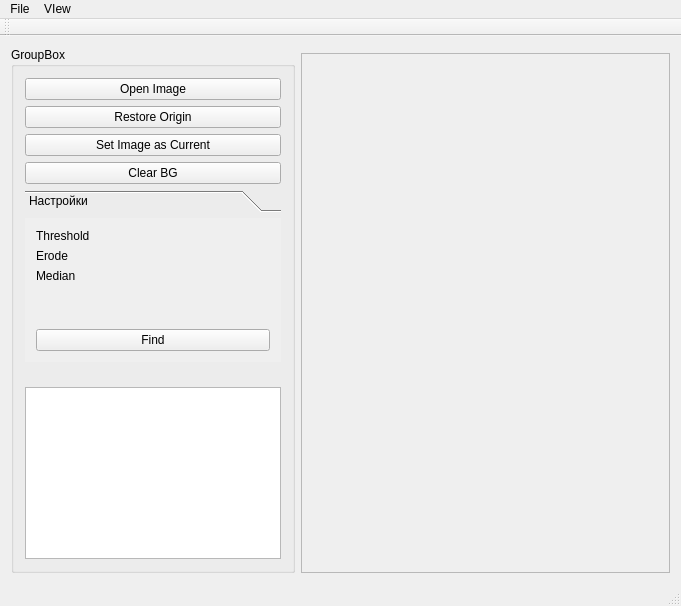
SevenLines/Liquor, file mainwindow.ui: the form before one commit.
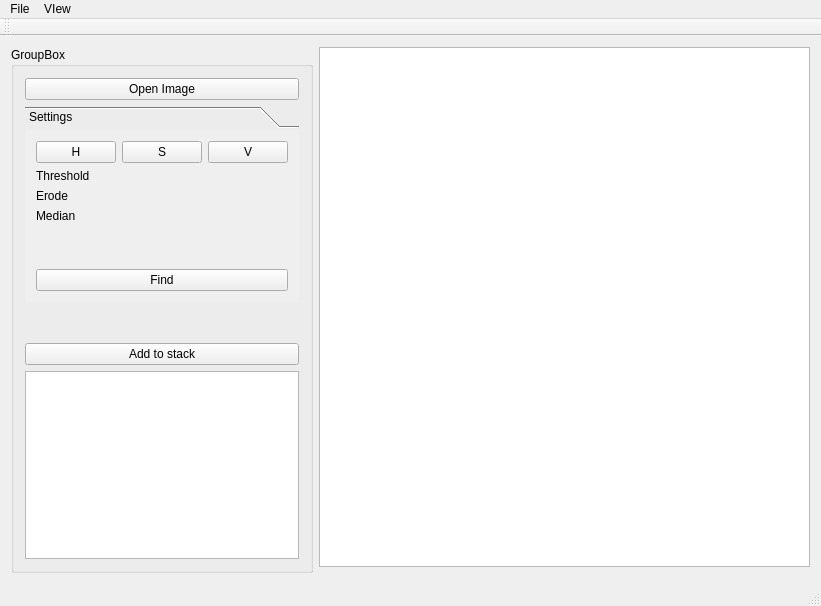
The form after the commit. Custom widgets are drawn as their Qt base class.

Commit message: add zoom, and fot to screen image

The edit to the form file:
```diff
--- a/mainwindow.ui
+++ b/mainwindow.ui
@@ -6,7 +6,7 @@
    <rect>
     <x>0</x>
     <y>0</y>
-    <width>681</width>
+    <width>821</width>
     <height>606</height>
    </rect>
   </property>
@@ -14,105 +14,24 @@
    <string>MainWindow</string>
   </property>
   <widget class="QWidget" name="centralWidget">
+   <property name="sizePolicy">
+    <sizepolicy hsizetype="Minimum" vsizetype="Preferred">
+     <horstretch>0</horstretch>
+     <verstretch>0</verstretch>
+    </sizepolicy>
+   </property>
    <layout class="QGridLayout" name="gridLayout">
-    <item row="1" column="1">
-     <widget class="QScrollArea" name="scrollArea">
-      <property name="widgetResizable">
-       <bool>true</bool>
-      </property>
-      <widget class="QWidget" name="scrollAreaWidgetContents">
-       <property name="geometry">
-        <rect>
-         <x>0</x>
-         <y>0</y>
-         <width>375</width>
-         <height>520</height>
-        </rect>
-       </property>
-       <layout class="QGridLayout" name="gridLayout_3">
-        <item row="1" column="1">
-         <widget class="QLabelImage" name="lblImage">
-          <property name="mouseTracking">
-           <bool>true</bool>
-          </property>
-          <property name="contextMenuPolicy">
-           <enum>Qt::ActionsContextMenu</enum>
-          </property>
-          <property name="text">
-           <string/>
-          </property>
-          <property name="scaledContents">
-           <bool>true</bool>
-          </property>
-         </widget>
-        </item>
-        <item row="0" column="1">
-         <spacer name="verticalSpacer_3">
-          <property name="orientation">
-           <enum>Qt::Vertical</enum>
-          </property>
-          <property name="sizeHint" stdset="0">
-           <size>
-            <width>20</width>
-            <height>40</height>
-           </size>
-          </property>
-         </spacer>
-        </item>
-        <item row="1" column="0">
-         <spacer name="horizontalSpacer_2">
-          <property name="orientation">
-           <enum>Qt::Horizontal</enum>
-          </property>
-          <property name="sizeHint" stdset="0">
-           <size>
-            <width>40</width>
-            <height>20</height>
-           </size>
-          </property>
-         </spacer>
-        </item>
-        <item row="3" column="1">
-         <spacer name="verticalSpacer_2">
-          <property name="orientation">
-           <enum>Qt::Vertical</enum>
-          </property>
-          <property name="sizeHint" stdset="0">
-           <size>
-            <width>20</width>
-            <height>234</height>
-           </size>
-          </property>
-         </spacer>
-        </item>
-        <item row="1" column="2">
-         <spacer name="horizontalSpacer">
-          <property name="orientation">
-           <enum>Qt::Horizontal</enum>
-          </property>
-          <property name="sizeHint" stdset="0">
-           <size>
-            <width>264</width>
-            <height>20</height>
-           </size>
-          </property>
-         </spacer>
-        </item>
-       </layout>
-      </widget>
-     </widget>
-    </item>
     <item row="0" column="0" rowspan="2">
      <widget class="QGroupBox" name="groupBox">
       <property name="sizePolicy">
-       <sizepolicy hsizetype="Maximum" vsizetype="Preferred">
-        <horstretch>0</horstretch>
+       <sizepolicy hsizetype="Minimum" vsizetype="Preferred">
+        <horstretch>1</horstretch>
         <verstretch>0</verstretch>
        </sizepolicy>
       </property>
       <property name="minimumSize">
        <size>
-        <width>200</width>
+        <width>0</width>
         <height>0</height>
        </size>
       </property>
@@ -120,23 +39,6 @@
        <string>GroupBox</string>
       </property>
       <layout class="QGridLayout" name="gridLayout_2">
-       <item row="11" column="0">
-        <widget class="QListView" name="lstImageStack">
-         <property name="alternatingRowColors">
-          <bool>true</bool>
-         </property>
-         <property name="selectionRectVisible">
-          <bool>true</bool>
-         </property>
-        </widget>
-       </item>
-       <item row="8" column="0">
-        <widget class="QPushButton" name="btnClearBG">
-         <property name="text">
-          <string>Clear BG</string>
-         </property>
-        </widget>
-       </item>
        <item row="0" column="0">
         <widget class="QPushButton" name="pushButton">
          <property name="text">
@@ -144,64 +46,66 @@
          </property>
         </widget>
        </item>
-       <item row="1" column="0">
-        <widget class="QPushButton" name="pushButton_5">
-         <property name="text">
-          <string>Restore Origin</string>
-         </property>
-        </widget>
-       </item>
-       <item row="2" column="0">
-        <widget class="QPushButton" name="btnSaveImageStack">
-         <property name="text">
-          <string>Set Image as Current</string>
-         </property>
-        </widget>
-       </item>
-       <item row="10" column="0">
-        <spacer name="verticalSpacer">
-         <property name="orientation">
-          <enum>Qt::Vertical</enum>
-         </property>
-         <property name="sizeHint" stdset="0">
-          <size>
-           <width>20</width>
-           <height>40</height>
-          </size>
-         </property>
-        </spacer>
-       </item>
        <item row="9" column="0">
+        <widget class="QPushButton" name="btnSaveImageStack">
+         <property name="text">
+          <string>Add to stack</string>
+         </property>
+        </widget>
+       </item>
+       <item row="7" column="0">
         <widget class="QToolBox" name="toolBox">
          <property name="sizePolicy">
-          <sizepolicy hsizetype="Preferred" vsizetype="Minimum">
+          <sizepolicy hsizetype="Minimum" vsizetype="Minimum">
            <horstretch>0</horstretch>
            <verstretch>0</verstretch>
           </sizepolicy>
          </property>
+         <property name="autoFillBackground">
+          <bool>false</bool>
+         </property>
          <property name="frameShape">
           <enum>QFrame::NoFrame</enum>
          </property>
+         <property name="frameShadow">
+          <enum>QFrame::Plain</enum>
+         </property>
+         <property name="midLineWidth">
+          <number>0</number>
+         </property>
          <property name="currentIndex">
           <number>0</number>
          </property>
          <property name="tabSpacing">
-          <number>6</number>
+          <number>2</number>
          </property>
          <widget class="QWidget" name="page_5">
           <property name="geometry">
            <rect>
             <x>0</x>
             <y>0</y>
-            <width>256</width>
-            <height>136</height>
+            <width>270</width>
+            <height>146</height>
            </rect>
           </property>
           <attribute name="label">
-           <string>Настройки</string>
+           <string>Settings</string>
           </attribute>
           <layout class="QGridLayout" name="gridLayout_4">
-           <item row="0" column="0">
+           <item row="2" column="0" colspan="2">
+            <spacer name="verticalSpacer_4">
+             <property name="orientation">
+              <enum>Qt::Vertical</enum>
+             </property>
+             <property name="sizeHint" stdset="0">
+              <size>
+               <width>20</width>
+               <height>40</height>
+              </size>
+             </property>
+            </spacer>
+           </item>
+           <item row="1" column="0">
             <layout class="QVBoxLayout" name="verticalLayout">
              <item>
               <widget class="QLabel" name="label">
@@ -227,6 +131,27 @@
             </layout>
            </item>
            <item row="0" column="1">
+            <widget class="QPushButton" name="btnSatturation">
+             <property name="text">
+              <string>S</string>
+             </property>
+            </widget>
+           </item>
+           <item row="0" column="0">
+            <widget class="QPushButton" name="btnHue">
+             <property name="text">
+              <string>H</string>
+             </property>
+            </widget>
+           </item>
+           <item row="0" column="2">
+            <widget class="QPushButton" name="btnValue">
+             <property name="text">
+              <string>V</string>
+             </property>
+            </widget>
+           </item>
+           <item row="1" column="1" colspan="2">
             <layout class="QVBoxLayout" name="verticalLayout_2">
              <item>
               <widget class="HorizontalSliderEx" name="sldThreshold" native="true"/>
@@ -239,26 +164,13 @@
              </item>
             </layout>
            </item>
-           <item row="2" column="0" colspan="2">
+           <item row="3" column="0" colspan="3">
             <widget class="QPushButton" name="btnAnalyze">
              <property name="text">
               <string>Find</string>
              </property>
             </widget>
            </item>
-           <item row="1" column="0" colspan="2">
-            <spacer name="verticalSpacer_4">
-             <property name="orientation">
-              <enum>Qt::Vertical</enum>
-             </property>
-             <property name="sizeHint" stdset="0">
-              <size>
-               <width>20</width>
-               <height>40</height>
-              </size>
-             </property>
-            </spacer>
-           </item>
           </layout>
           <zorder>sldErode</zorder>
           <zorder>sldThreshold</zorder>
@@ -276,9 +188,42 @@
          </widget>
         </widget>
        </item>
+       <item row="10" column="0">
+        <widget class="QListView" name="lstImageStack">
+         <property name="alternatingRowColors">
+          <bool>true</bool>
+         </property>
+         <property name="selectionRectVisible">
+          <bool>true</bool>
+         </property>
+        </widget>
+       </item>
+       <item row="8" column="0">
+        <spacer name="verticalSpacer">
+         <property name="orientation">
+          <enum>Qt::Vertical</enum>
+         </property>
+         <property name="sizeHint" stdset="0">
+          <size>
+           <width>20</width>
+           <height>40</height>
+          </size>
+         </property>
+        </spacer>
+       </item>
       </layout>
      </widget>
     </item>
+    <item row="0" column="1">
+     <widget class="MGraphicsView" name="graphicsView">
+      <property name="sizePolicy">
+       <sizepolicy hsizetype="Expanding" vsizetype="Expanding">
+        <horstretch>3</horstretch>
+        <verstretch>0</verstretch>
+       </sizepolicy>
+      </property>
+     </widget>
+    </item>
    </layout>
   </widget>
   <widget class="QMenuBar" name="menuBar">
@@ -286,7 +231,7 @@
     <rect>
      <x>0</x>
      <y>0</y>
-     <width>681</width>
+     <width>821</width>
      <height>21</height>
     </rect>
    </property>
@@ -351,17 +296,17 @@
  </widget>
  <layoutdefault spacing="6" margin="11"/>
  <customwidgets>
-  <customwidget>
-   <class>QLabelImage</class>
-   <extends>QLabel</extends>
-   <header>qlabelimage.h</header>
-  </customwidget>
   <customwidget>
    <class>HorizontalSliderEx</class>
    <extends>QWidget</extends>
    <header>horizontalsliderex.h</header>
    <container>1</container>
   </customwidget>
+  <customwidget>
+   <class>MGraphicsView</class>
+   <extends>QGraphicsView</extends>
+   <header>mgraphicsview.h</header>
+  </customwidget>
  </customwidgets>
  <resources/>
  <connections/>
```
Left out of the diff: 13 changed lines with no effect on the pictures. The commit also changes 6 other files.
